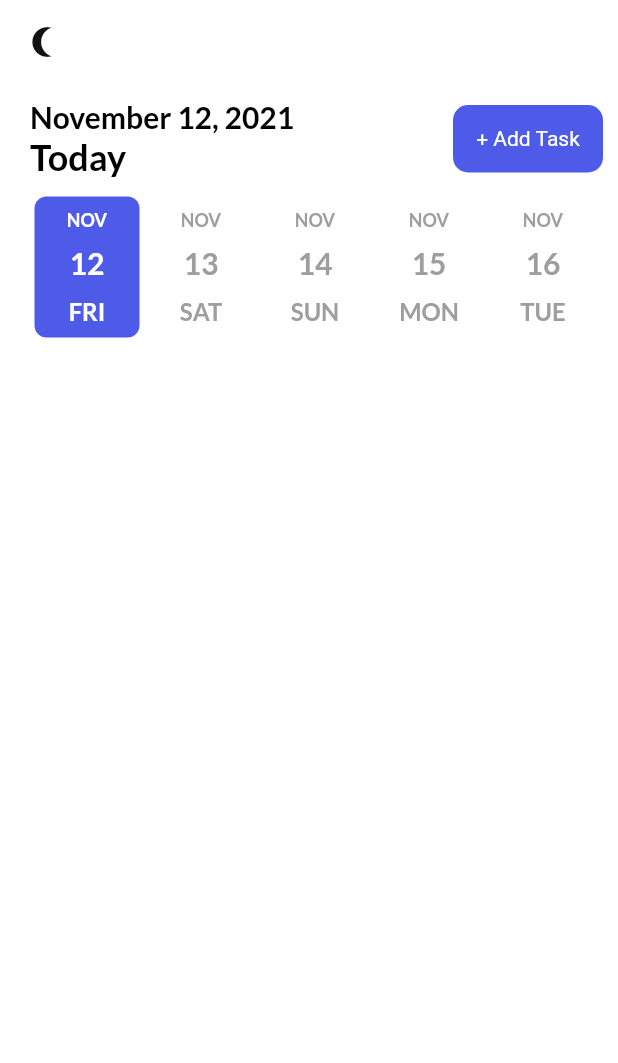
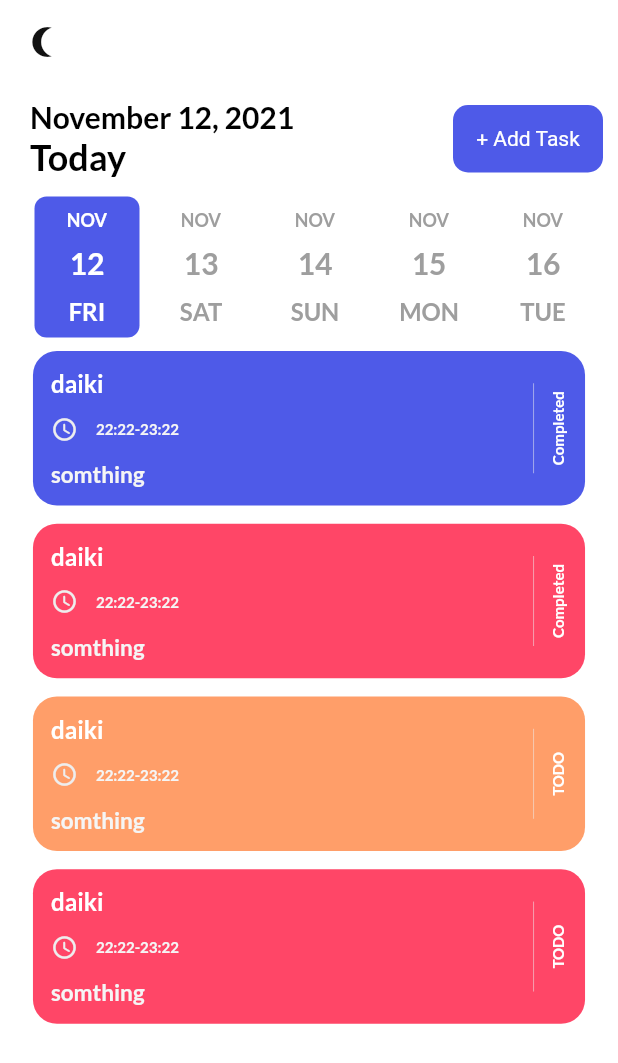
Before and after one commit to HowkMii/Todo-Mii, a Flutter app: the screen it shows after launch, on a phone screen of 412 x 824 dp. Shown: the top 1063 px of the screen. Run offline on Flutter 3.47's test engine with Material 2 defaults, Android fonts, the phone set to English and light mode, and no system bars; drawn by our look-alikes of date_picker_timeline; our stand-ins replace flutter_local_notifications, flutter_staggered_animations, flutter_svg, get, get_storage, google_fonts and 1 more.

Commit message:
show tasks end

```diff
--- a/lib/controllers/task_controller.dart
+++ b/lib/controllers/task_controller.dart
@@ -2,6 +2,35 @@ import 'package:get/get_state_manager/get_state_manager.dart';
 import 'package:todomii/models/task.dart';
 
 class TaskController extends GetxController {
-  final taskList = <Task>[];
+  final taskList = <Task>[
+    Task(
+        title: 'daiki',
+        note: 'somthing',
+        isCompleted: 1,
+        startTime: '22:22',
+        endTime: '23:22',
+        color: 0),
+    Task(
+        title: 'daiki',
+        note: 'somthing',
+        isCompleted: 1,
+        startTime: '22:22',
+        endTime: '23:22',
+        color: 1),
+    Task(
+        title: 'daiki',
+        note: 'somthing',
+        isCompleted: 0,
+        startTime: '22:22',
+        endTime: '23:22',
+        color: 2),
+    Task(
+        title: 'daiki',
+        note: 'somthing',
+        isCompleted: 0,
+        startTime: '22:22',
+        endTime: '23:22',
+        color: 1)
+  ];
   getTasks() {}
 }
--- a/lib/ui/pages/home_page.dart
+++ b/lib/ui/pages/home_page.dart
@@ -1,5 +1,6 @@
 import 'package:date_picker_timeline/date_picker_timeline.dart';
 import 'package:flutter/material.dart';
+import 'package:flutter_staggered_animations/flutter_staggered_animations.dart';
 import 'package:flutter_svg/svg.dart';
 import 'package:get/get.dart';
 import 'package:google_fonts/google_fonts.dart';
@@ -145,11 +146,18 @@ class _HomePageState extends State<HomePage> {
             : Axis.vertical,
         itemBuilder: (BuildContext context, int index) {
           var task = _taskController.taskList[index];
-          return GestureDetector(
-            onTap: () {
-              showBottomSheet(context, task);
-            },
-            child: TaskTile(task),
+          return AnimationConfiguration.staggeredList(
+            position: index,
+            duration: const Duration(milliseconds: 500),
+            child: SlideAnimation(
+              horizontalOffset: 300,
+              child: FadeInAnimation(
+                child: GestureDetector(
+                  onTap: () => showBottomSheet(context, task),
+                  child: TaskTile(task),
+                ),
+              ),
+            ),
           );
         },
         itemCount: _taskController.taskList.length,
```
